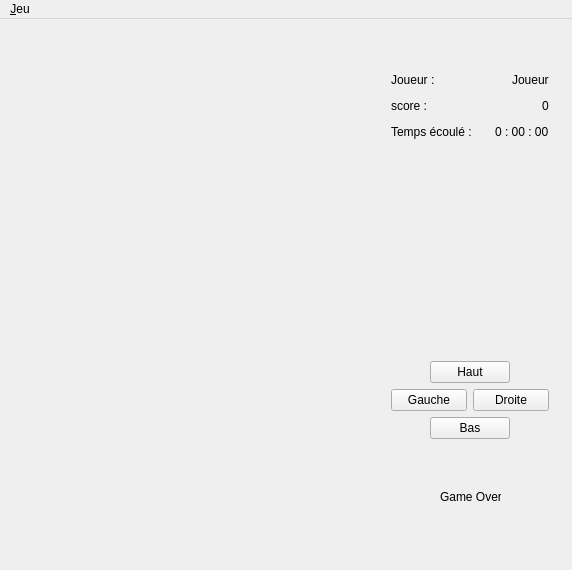
Old version of the form view/mwtetris.ui in the repository g-jouret/projetTetris.
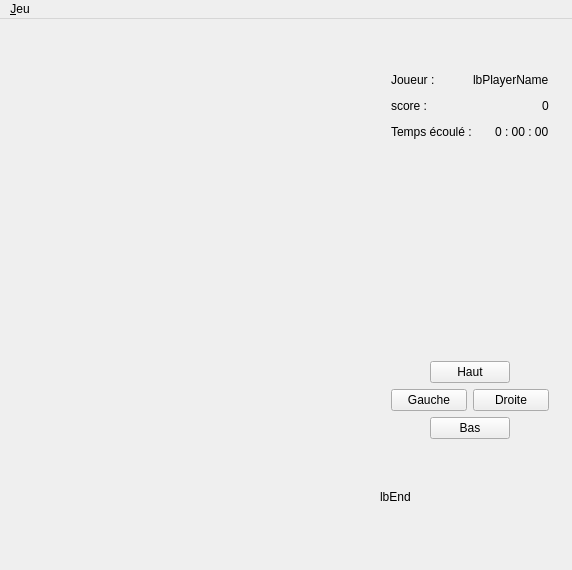
New version of the form.

Commit message: game n'est plus un pointeur

Diff of the .ui file:
```diff
--- a/view/mwtetris.ui
+++ b/view/mwtetris.ui
@@ -55,7 +55,7 @@
        <item>
         <widget class="QLabel" name="lbPlayerName">
          <property name="text">
-          <string>Joueur</string>
+          <string>lbPlayerName</string>
          </property>
         </widget>
        </item>
@@ -284,14 +284,14 @@
     </property>
     <property name="geometry">
      <rect>
-      <x>440</x>
+      <x>380</x>
       <y>470</y>
-      <width>61</width>
+      <width>171</width>
       <height>16</height>
      </rect>
     </property>
     <property name="text">
-     <string>Game Over</string>
+     <string>lbEnd</string>
     </property>
    </widget>
   </widget>
```
The commit also changes 17 other files.
